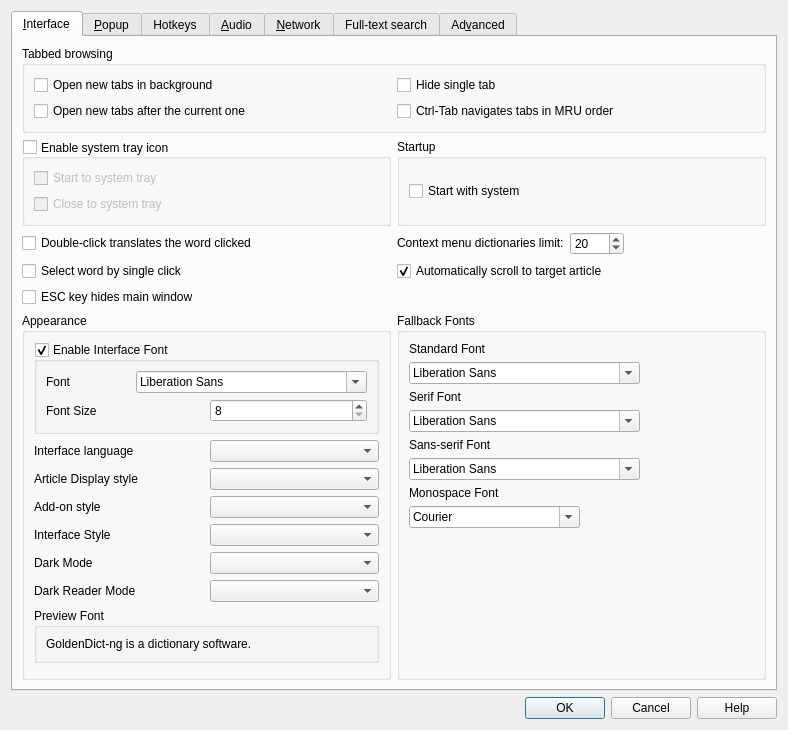
Qt form src/ui/preferences.ui (bre01/goldendict-ng) before a commit.
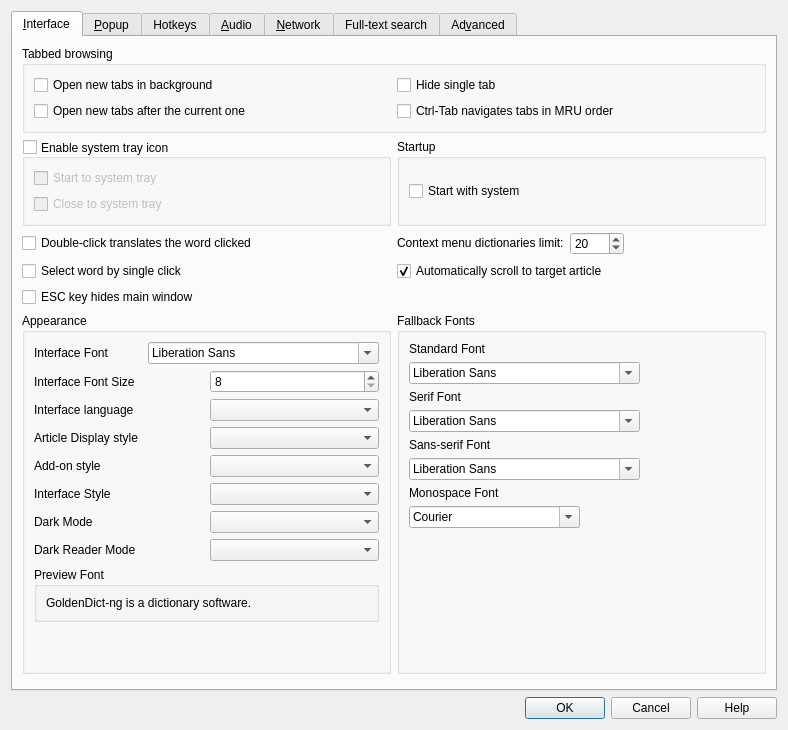
The same form after that commit. Icons and pictures are not drawn. Custom widgets are drawn as their Qt base class.

The edit to the form file:
```diff
--- a/src/ui/preferences.ui
+++ b/src/ui/preferences.ui
@@ -285,20 +285,11 @@
          </property>
          <layout class="QVBoxLayout" name="verticalLayout_16">
           <item>
-           <widget class="QGroupBox" name="enableInterfaceFont">
-            <property name="title">
-             <string>Enable Interface Font</string>
-            </property>
-            <property name="checkable">
-             <bool>true</bool>
-            </property>
-            <layout class="QVBoxLayout" name="verticalLayout_23">
-             <item>
               <layout class="QHBoxLayout" name="horizontalLayout_17">
                <item>
                 <widget class="QLabel" name="label_29">
                  <property name="text">
-                  <string>Font</string>
+               <string>Interface Font</string>
                  </property>
                 </widget>
                </item>
@@ -312,7 +303,7 @@
                <item>
                 <widget class="QLabel" name="label_30">
                  <property name="text">
-                  <string>Font Size</string>
+               <string>Interface Font Size</string>
                  </property>
                 </widget>
                </item>
@@ -328,9 +319,6 @@
                </item>
               </layout>
              </item>
-            </layout>
-           </widget>
-          </item>
           <item>
            <layout class="QHBoxLayout" name="horizontalLayout_4">
             <item>
@@ -2043,6 +2031,13 @@
    </item>
   </layout>
  </widget>
+ <customwidgets>
+  <customwidget>
+   <class>StylesComboBox</class>
+   <extends>QComboBox</extends>
+   <header>stylescombobox.hh</header>
+  </customwidget>
+ </customwidgets>
  <tabstops>
   <tabstop>tabWidget</tabstop>
   <tabstop>buttonBox</tabstop>
```
Left out of the diff: 2 changed lines with no effect on the pictures. Lines whose indentation alone changed are shown as unchanged.
